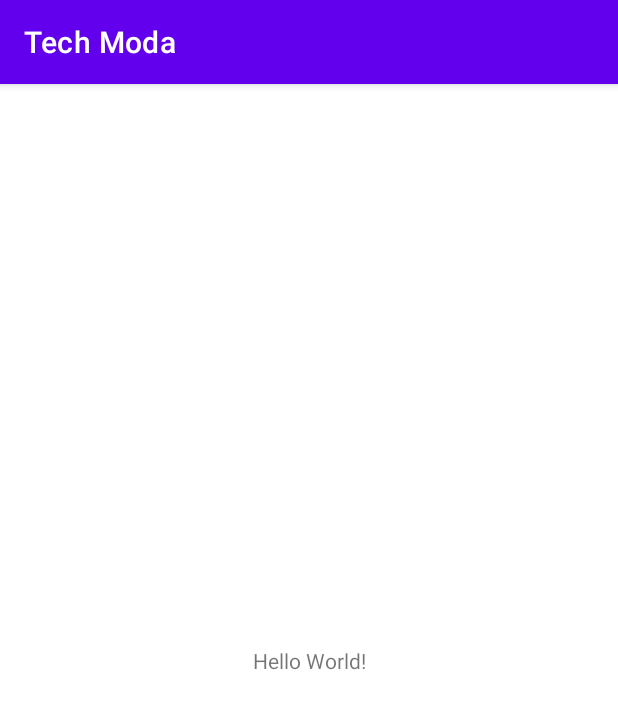
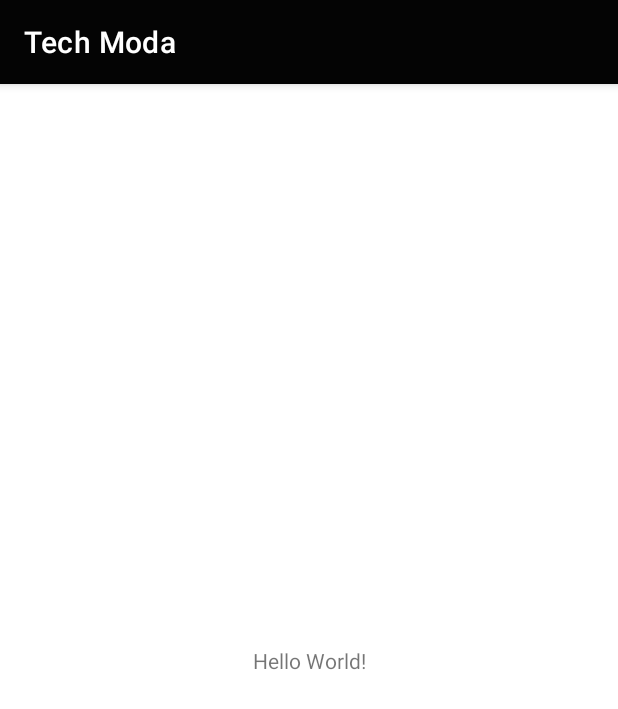
Before and after one commit to FabioAndresSQ/Tech-Moda, an Android app: the screen it shows after launch (MainActivity), on a phone screen of 412 x 824 dp. Shown: the top 709 px of the screen. Run offline under Robolectric (Android 15) with nearby library versions, the phone set to English and light mode, and no system bars.

Commit message:
commit ensayo

```diff
--- a/app/src/main/AndroidManifest.xml
+++ b/app/src/main/AndroidManifest.xml
@@ -14,7 +14,7 @@
         android:theme="@style/Theme.TechModa"
         tools:targetApi="31">
         <activity
-            android:name=".MainActivity"
+            android:name=".view.ui.activity.MainActivity"
             android:exported="true">
             <intent-filter>
                 <action android:name="android.intent.action.MAIN" />
--- a/app/src/main/java/com/techmoda/MainActivity.kt
+++ b/app/src/main/java/com/techmoda/view/ui/activity/MainActivity.kt
@@ -1,7 +1,8 @@
-package com.techmoda
+package com.techmoda.view.ui.activity
 
 import androidx.appcompat.app.AppCompatActivity
 import android.os.Bundle
+import com.techmoda.R
 
 class MainActivity : AppCompatActivity() {
     override fun onCreate(savedInstanceState: Bundle?) {
--- a/app/src/main/res/layout/activity_main.xml
+++ b/app/src/main/res/layout/activity_main.xml
@@ -4,7 +4,7 @@
     xmlns:tools="http://schemas.android.com/tools"
     android:layout_width="match_parent"
     android:layout_height="match_parent"
-    tools:context=".MainActivity">
+    tools:context=".view.ui.activity.MainActivity">
 
     <TextView
         android:layout_width="wrap_content"
--- a/app/src/main/res/values-night/themes.xml
+++ b/app/src/main/res/values-night/themes.xml
@@ -2,7 +2,7 @@
     <!-- Base application theme. -->
     <style name="Theme.TechModa" parent="Theme.MaterialComponents.DayNight.DarkActionBar">
         <!-- Primary brand color. -->
-        <item name="colorPrimary">@color/purple_200</item>
+        <item name="colorPrimary">@color/coloricono</item>
         <item name="colorPrimaryVariant">@color/purple_700</item>
         <item name="colorOnPrimary">@color/black</item>
         <!-- Secondary brand color. -->
--- a/app/src/main/res/values/colors.xml
+++ b/app/src/main/res/values/colors.xml
@@ -1,10 +1,10 @@
 <?xml version="1.0" encoding="utf-8"?>
 <resources>
-    <color name="purple_200">#FFBB86FC</color>
-    <color name="purple_500">#FF6200EE</color>
-    <color name="purple_700">#FF3700B3</color>
-    <color name="teal_200">#FF03DAC5</color>
-    <color name="teal_700">#FF018786</color>
+    <color name="coloricono">#e6e6e6</color>
+    <color name="purple_500">#040404</color>
+    <color name="purple_700">#1e1e1e</color>
+    <color name="teal_200">#6f6f6f</color>
+    <color name="colorletra">#fefcfc</color>
     <color name="black">#FF000000</color>
     <color name="white">#FFFFFFFF</color>
 </resources>
--- a/app/src/main/res/values/themes.xml
+++ b/app/src/main/res/values/themes.xml
@@ -7,7 +7,7 @@
         <item name="colorOnPrimary">@color/white</item>
         <!-- Secondary brand color. -->
         <item name="colorSecondary">@color/teal_200</item>
-        <item name="colorSecondaryVariant">@color/teal_700</item>
+        <item name="colorSecondaryVariant">@color/colorletra</item>
         <item name="colorOnSecondary">@color/black</item>
         <!-- Status bar color. -->
         <item name="android:statusBarColor" tools:targetApi="l">?attr/colorPrimaryVariant</item>
--- a/build.gradle
+++ b/build.gradle
@@ -1,7 +1,7 @@
 // Top-level build file where you can add configuration options common to all sub-projects/modules.
 plugins {
-    id 'com.android.application' version '7.2.1' apply false
-    id 'com.android.library' version '7.2.1' apply false
+    id 'com.android.application' version '7.3.1' apply false
+    id 'com.android.library' version '7.3.1' apply false
     id 'org.jetbrains.kotlin.android' version '1.7.10' apply false
 }
 
```
Also changed, not shown: gradle/wrapper/gradle-wrapper.properties.
